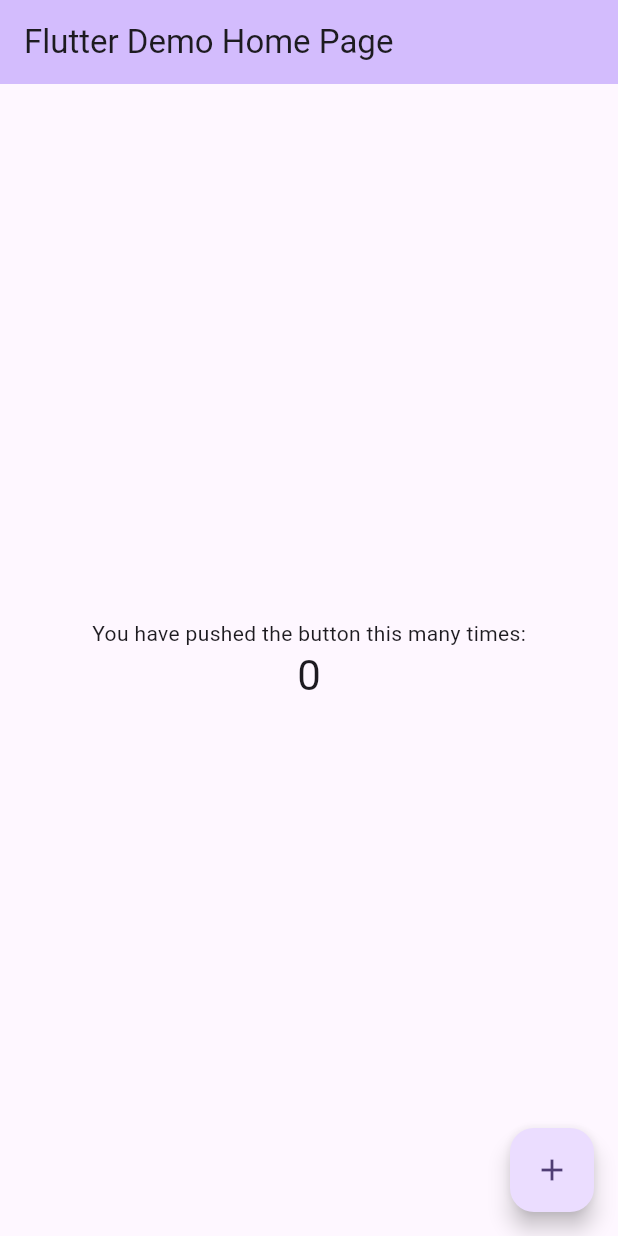
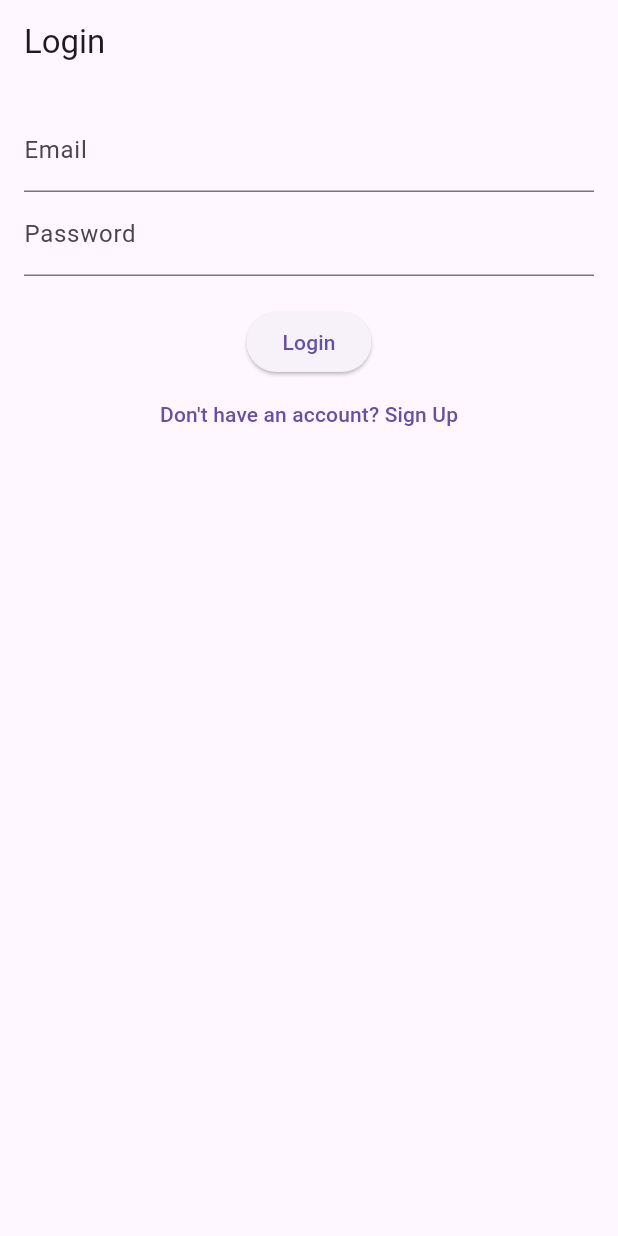
Before and after one commit to BryantVanOrden/campfire, a Flutter app: the screen it shows after launch, on a phone screen of 412 x 824 dp. Run offline on Flutter 3.47's test engine with Material 3 defaults, Android fonts, the light colour scheme and no system bars; our stand-ins replace cloud_firestore, firebase_auth, firebase_core; accounts and stored records are empty.

Commit message:
data struct

```diff
--- /dev/null
+++ b/lib/data_structure/user_struct.dart
@@ -0,0 +1,43 @@
+class User {
+  String uid;
+  String email;
+  List<String>? interests; // Nullable list of interests
+  List<String>? groupIds;  // Nullable list of group IDs
+  String? profileImageLink; // Nullable link to profile image stored in Firebase
+  DateTime dateOfBirth;
+  String location;
+
+  User({
+    required this.uid,
+    required this.email,
+    this.interests,
+    this.groupIds,
+    this.profileImageLink,
+    required this.dateOfBirth,
+    required this.location,
+  });
+
+  Map<String, dynamic> toJson() {
+    return {
+      'uid': uid,
+      'email': email,
+      'interests': interests,
+      'groupIds': groupIds,
+      'profileImageLink': profileImageLink,
+      'dateOfBirth': dateOfBirth.toIso8601String(),
+      'location': location,
+    };
+  }
+
+  static User fromJson(Map<String, dynamic> json) {
+    return User(
+      uid: json['uid'],
+      email: json['email'],
+      interests: json['interests']?.cast<String>(),
+      groupIds: json['groupIds']?.cast<String>(),
+      profileImageLink: json['profileImageLink'],
+      dateOfBirth: DateTime.parse(json['dateOfBirth']),
+      location: json['location'],
+    );
+  }
+}
--- a/lib/main.dart
+++ b/lib/main.dart
@@ -1,125 +1,45 @@
+import 'package:campfire/firebase_options.dart';
+import 'package:campfire/home/home.dart';
+import 'package:campfire/signup_signin/login.dart';
+import 'package:firebase_core/firebase_core.dart';
 import 'package:flutter/material.dart';
+import 'package:firebase_auth/firebase_auth.dart';
 
-void main() {
-  runApp(const MyApp());
+
+void main() async {
+  WidgetsFlutterBinding.ensureInitialized();
+  await Firebase.initializeApp(
+  options: DefaultFirebaseOptions.currentPlatform);
+  runApp(MyApp());
 }
 
 class MyApp extends StatelessWidget {
-  const MyApp({super.key});
-
-  // This widget is the root of your application.
   @override
   Widget build(BuildContext context) {
     return MaterialApp(
-      title: 'Flutter Demo',
+      title: 'Campfire App',
       theme: ThemeData(
-        // This is the theme of your application.
-        //
-        // TRY THIS: Try running your application with "flutter run". You'll see
-        // the application has a purple toolbar. Then, without quitting the app,
-        // try changing the seedColor in the colorScheme below to Colors.green
-        // and then invoke "hot reload" (save your changes or press the "hot
-        // reload" button in a Flutter-supported IDE, or press "r" if you used
-        // the command line to start the app).
-        //
-        // Notice that the counter didn't reset back to zero; the application
-        // state is not lost during the reload. To reset the state, use hot
-        // restart instead.
-        //
-        // This works for code too, not just values: Most code changes can be
-        // tested with just a hot reload.
-        colorScheme: ColorScheme.fromSeed(seedColor: Colors.deepPurple),
-        useMaterial3: true,
+        primarySwatch: Colors.blue,
       ),
-      home: const MyHomePage(title: 'Flutter Demo Home Page'),
+      home: AuthenticationWrapper(),
     );
   }
 }
 
-class MyHomePage extends StatefulWidget {
-  const MyHomePage({super.key, required this.title});
-
-  // This widget is the home page of your application. It is stateful, meaning
-  // that it has a State object (defined below) that contains fields that affect
-  // how it looks.
-
-  // This class is the configuration for the state. It holds the values (in this
-  // case the title) provided by the parent (in this case the App widget) and
-  // used by the build method of the State. Fields in a Widget subclass are
-  // always marked "final".
-
-  final String title;
-
-  @override
-  State<MyHomePage> createState() => _MyHomePageState();
-}
-
-class _MyHomePageState extends State<MyHomePage> {
-  int _counter = 0;
-
-  void _incrementCounter() {
-    setState(() {
-      // This call to setState tells the Flutter framework that something has
-      // changed in this State, which causes it to rerun the build method below
-      // so that the display can reflect the updated values. If we changed
-      // _counter without calling setState(), then the build method would not be
-      // called again, and so nothing would appear to happen.
-      _counter++;
-    });
-  }
-
+class AuthenticationWrapper extends StatelessWidget {
   @override
   Widget build(BuildContext context) {
-    // This method is rerun every time setState is called, for instance as done
-    // by the _incrementCounter method above.
-    //
-    // The Flutter framework has been optimized to make rerunning build methods
-    // fast, so that you can just rebuild anything that needs updating rather
-    // than having to individually change instances of widgets.
-    return Scaffold(
-      appBar: AppBar(
-        // TRY THIS: Try changing the color here to a specific color (to
-        // Colors.amber, perhaps?) and trigger a hot reload to see the AppBar
-        // change color while the other colors stay the same.
-        backgroundColor: Theme.of(context).colorScheme.inversePrimary,
-        // Here we take the value from the MyHomePage object that was created by
-        // the App.build method, and use it to set our appbar title.
-        title: Text(widget.title),
-      ),
-      body: Center(
-        // Center is a layout widget. It takes a single child and positions it
-        // in the middle of the parent.
-        child: Column(
-          // Column is also a layout widget. It takes a list of children and
-          // arranges them vertically. By default, it sizes itself to fit its
-          // children horizontally, and tries to be as tall as its parent.
-          //
-          // Column has various properties to control how it sizes itself and
-          // how it positions its children. Here we use mainAxisAlignment to
-          // center the children vertically; the main axis here is the vertical
-          // axis because Columns are vertical (the cross axis would be
-          // horizontal).
-          //
-          // TRY THIS: Invoke "debug painting" (choose the "Toggle Debug Paint"
-          // action in the IDE, or press "p" in the console), to see the
-          // wireframe for each widget.
-          mainAxisAlignment: MainAxisAlignment.center,
-          children: <Widget>[
-            const Text(
-              'You have pushed the button this many times:',
-            ),
-            Text(
-              '$_counter',
-              style: Theme.of(context).textTheme.headlineMedium,
-            ),
-          ],
-        ),
-      ),
-      floatingActionButton: FloatingActionButton(
-        onPressed: _incrementCounter,
-        tooltip: 'Increment',
-        child: const Icon(Icons.add),
-      ), // This trailing comma makes auto-formatting nicer for build methods.
+    return StreamBuilder<User?>(
+      stream: FirebaseAuth.instance.authStateChanges(),
+      builder: (context, snapshot) {
+        if (snapshot.connectionState == ConnectionState.waiting) {
+          return CircularProgressIndicator();
+        } else if (snapshot.hasData) {
+          return HomePage(); // If the user is logged in, show home page
+        } else {
+          return LoginPage(); // Otherwise, show login page
+        }
+      },
     );
   }
 }
--- /dev/null
+++ b/lib/signup_signin/login.dart
@@ -0,0 +1,66 @@
+import 'package:campfire/signup_signin/signup.dart';
+import 'package:firebase_auth/firebase_auth.dart';
+import 'package:flutter/material.dart';
+
+
+class LoginPage extends StatefulWidget {
+  @override
+  _LoginPageState createState() => _LoginPageState();
+}
+
+class _LoginPageState extends State<LoginPage> {
+  final FirebaseAuth _auth = FirebaseAuth.instance;
+  final TextEditingController _emailController = TextEditingController();
+  final TextEditingController _passwordController = TextEditingController();
+
+  void _login() async {
+    try {
+      UserCredential userCredential = await _auth.signInWithEmailAndPassword(
+        email: _emailController.text,
+        password: _passwordController.text,
+      );
+      // Handle successful login
+      print("User logged in: ${userCredential.user?.uid}");
+    } on FirebaseAuthException catch (e) {
+      print("Login Error: $e");
+    }
+  }
+
+  @override
+  Widget build(BuildContext context) {
+    return Scaffold(
+      appBar: AppBar(title: Text('Login')),
+      body: Padding(
+        padding: const EdgeInsets.all(16.0),
+        child: Column(
+          children: [
+            TextField(
+              controller: _emailController,
+              decoration: InputDecoration(labelText: 'Email'),
+            ),
+            TextField(
+              controller: _passwordController,
+              decoration: InputDecoration(labelText: 'Password'),
+              obscureText: true,
+            ),
+            SizedBox(height: 20),
+            ElevatedButton(
+              onPressed: _login,
+              child: Text('Login'),
+            ),
+            TextButton(
+              onPressed: () {
+                // Navigate to the Sign-Up page
+                Navigator.push(
+                  context,
+                  MaterialPageRoute(builder: (context) => SignUpPage()),
+                );
+              },
+              child: Text("Don't have an account? Sign Up"),
+            ),
+          ],
+        ),
+      ),
+    );
+  }
+}
--- a/pubspec.yaml
+++ b/pubspec.yaml
@@ -35,6 +35,8 @@ dependencies:
   # The following adds the Cupertino Icons font to your application.
   # Use with the CupertinoIcons class for iOS style icons.
   cupertino_icons: ^1.0.8
+  firebase_auth: ^5.3.1
+  cloud_firestore: ^5.4.4
 
 dev_dependencies:
   flutter_test:
```
Also changed, not shown: lib/data_structure/chat_struct.dart (added, +34 -0 lines), lib/data_structure/event_struct.dart (added, +43 -0 lines), lib/data_structure/group_struct.dart (added, +35 -0 lines), lib/data_structure/message_struct.dart (added, +27 -0 lines), lib/home/home.dart (added, +11 -0 lines), lib/signup_signin/signup.dart (added, +102 -0 lines), pubspec.lock, 5 other files.
